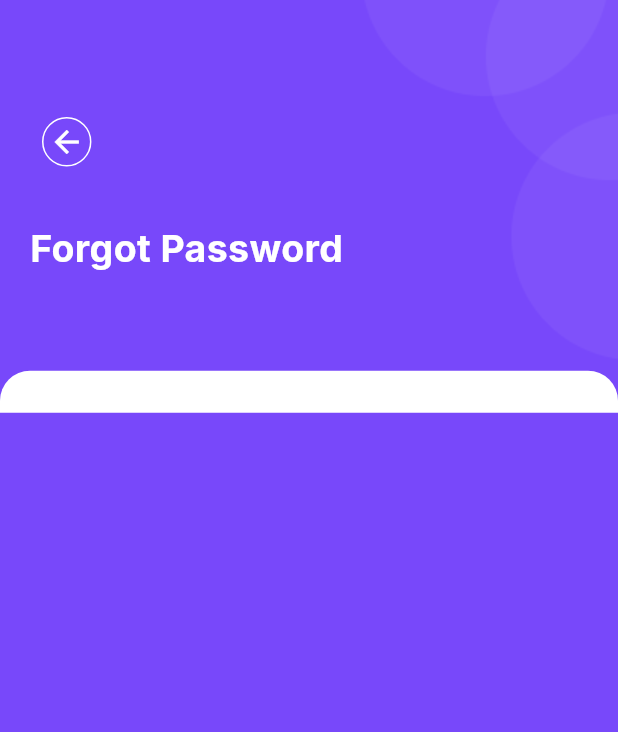
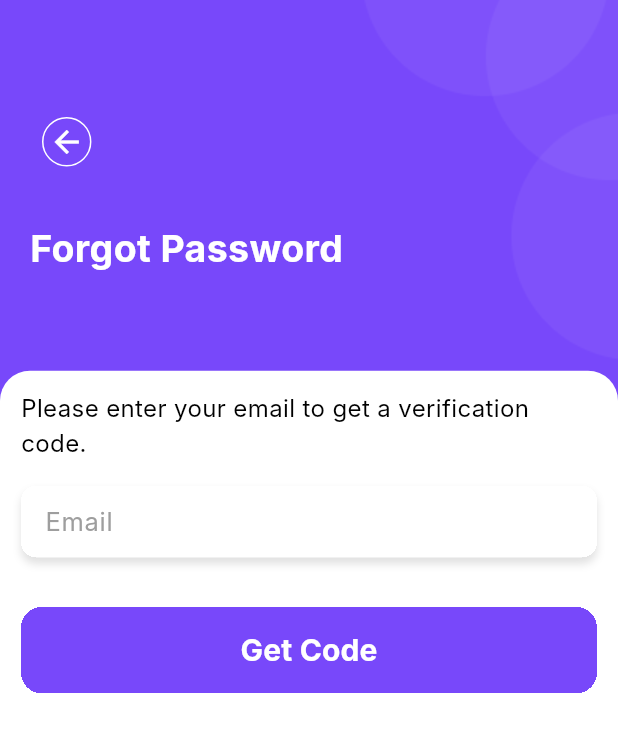
Before and after one commit to YousefElkholy22/swarms-mobile, a Flutter app: the screen it shows after launch, on a phone screen of 412 x 824 dp. Shown: the top 732 px of the screen. Run offline on Flutter 3.47's test engine with Material 3 defaults, Android fonts, the phone set to English and light mode, and no system bars; our stand-ins replace another_flushbar, dio, flutter_bloc, flutter_screenutil, flutter_secure_storage, flutter_svg and 9 more; accounts and stored records are empty; Roboto replaces fonts that are missing (Inter).

Commit message:
create forget password screen

```diff
--- a/lib/app.dart
+++ b/lib/app.dart
@@ -1,6 +1,4 @@
 import 'package:evnto/features/authentcation/view/pages/forget_password_screen.dart';
-import 'package:evnto/features/authentcation/view/pages/login_screen.dart';
-import 'package:evnto/features/authentcation/view/pages/register_screen.dart';
 import 'core/localization/generated/l10n.dart';
 import 'package:flutter/material.dart';
 import 'package:flutter_localizations/flutter_localizations.dart';
--- a/lib/features/authentcation/view/components/input_form.dart
+++ b/lib/features/authentcation/view/components/input_form.dart
@@ -16,8 +16,7 @@ class InputForm extends StatelessWidget {
     required this.isPassword,
   });
 
-  Color backgroundColor =
-      const Color.from(red: 250, green: 250, blue: 250, alpha: 1);
+  Color backgroundColor = AppColors.white;
   final TextEditingController controller;
   final Function validate;
   final String hint;
--- a/lib/features/authentcation/view/components/main_button.dart
+++ b/lib/features/authentcation/view/components/main_button.dart
@@ -3,13 +3,20 @@ import 'package:evnto/core/styles/app_colors.dart';
 import 'package:evnto/core/styles/app_fonts.dart';
 import 'package:flutter/material.dart';
 
-Widget buildMainButton(
-  BuildContext context, {
-  required VoidCallback onpressd,
-  required Color background,
-  required String text,
-}) =>
-    Container(
+class MainButton extends StatelessWidget {
+  const MainButton(
+      {super.key,
+      required this.onpressd,
+      required this.background,
+      required this.text});
+
+  final VoidCallback onpressd;
+  final Color background;
+  final String text;
+
+  @override
+  Widget build(BuildContext context) {
+    return Container(
       clipBehavior: Clip.hardEdge,
       decoration: BoxDecoration(borderRadius: BorderRadius.circular(14)),
       child: MaterialButton(
@@ -24,3 +31,5 @@ Widget buildMainButton(
         ),
       ),
     );
+  }
+}
--- a/lib/features/authentcation/view/pages/forget_password_screen.dart
+++ b/lib/features/authentcation/view/pages/forget_password_screen.dart
@@ -1,5 +1,9 @@
+import 'package:evnto/core/helpers/utils/media_query.dart';
 import 'package:evnto/core/styles/app_colors.dart';
+import 'package:evnto/core/styles/app_fonts.dart';
 import 'package:evnto/features/authentcation/view/components/auth_background_design.dart';
+import 'package:evnto/features/authentcation/view/components/input_form.dart';
+import 'package:evnto/features/authentcation/view/components/main_button.dart';
 import 'package:flutter/material.dart';
 
 class ForgetPasswordScreen extends StatefulWidget {
@@ -10,11 +14,50 @@ class ForgetPasswordScreen extends StatefulWidget {
 }
 
 class _ForgetPasswordScreenState extends State<ForgetPasswordScreen> {
+  TextEditingController emailController = TextEditingController();
+  @override
+  void dispose() {
+    emailController.dispose();
+    super.dispose();
+  }
+
   @override
   Widget build(BuildContext context) {
     return Scaffold(
       backgroundColor: AppColors.purple,
-      body: AuthLayout(widgets: const [], title: "Forgot Password", fun: () {}),
+      body: SingleChildScrollView(
+          physics: const BouncingScrollPhysics(),
+          child: AuthLayout(widgets: [
+            Text(
+              "Please enter your email to get a verification code.",
+              style: AppFonts.black14Normal,
+            ),
+            SizedBox(
+              height: context.height * 0.02,
+            ),
+            InputForm(
+                controller: emailController,
+                validate: (String value) {},
+                hint: "Email",
+                type: TextInputType.emailAddress,
+                width: double.infinity,
+                isPassword: false),
+            SizedBox(
+              height: context.height * 0.04,
+            ),
+            MainButton(
+                onpressd: () {},
+                background: AppColors.purple,
+                text: "Get Code"),
+            SizedBox(
+              height: context.height * 0.45,
+            ),
+          ], title: "Forgot Password", fun: () {})),
+      bottomSheet: Container(
+        width: double.infinity,
+        height: context.height * 0.05,
+        color: AppColors.white,
+      ),
     );
   }
 }
--- a/lib/features/authentcation/view/pages/login_screen.dart
+++ b/lib/features/authentcation/view/pages/login_screen.dart
@@ -82,7 +82,7 @@ class _LoginScreenState extends State<LoginScreen> {
                 SizedBox(
                   height: context.height * 0.036,
                 ),
-                buildMainButton(context,
+                MainButton(
                     onpressd: () {},
                     background: AppColors.purple,
                     text: "Log In"),
--- a/lib/features/authentcation/view/pages/register_screen.dart
+++ b/lib/features/authentcation/view/pages/register_screen.dart
@@ -108,7 +108,7 @@ class _RegisterScreenState extends State<RegisterScreen> {
             SizedBox(
               height: context.height * 0.06,
             ),
-            buildMainButton(context,
+            MainButton(
                 onpressd: () {}, background: AppColors.purple, text: "Sign Up"),
             SizedBox(
               height: context.height * 0.02,
--- a/pubspec.yaml
+++ b/pubspec.yaml
@@ -75,7 +75,7 @@ dev_dependencies:
 flutter:
   uses-material-design: true
   assets:
-    - assets/images/
+  #  - assets/images/
     - assets/icons/
     - assets/designs/
   # fonts:
```
Also changed, not shown: pubspec.lock.
